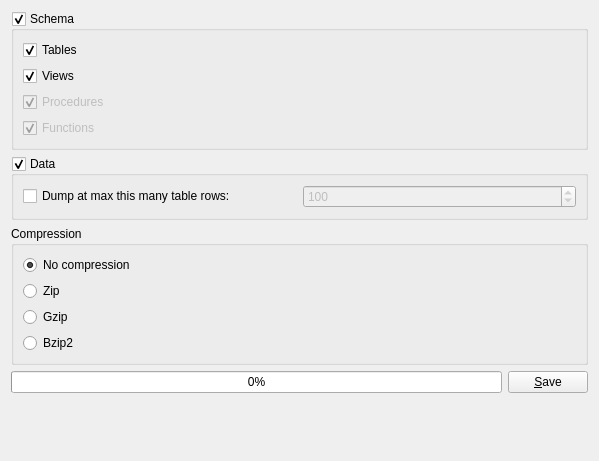
First picture: the form in sqlantaresia/DumpWidget.ui, repository mtorromeo/sqlantaresia, before the edit.
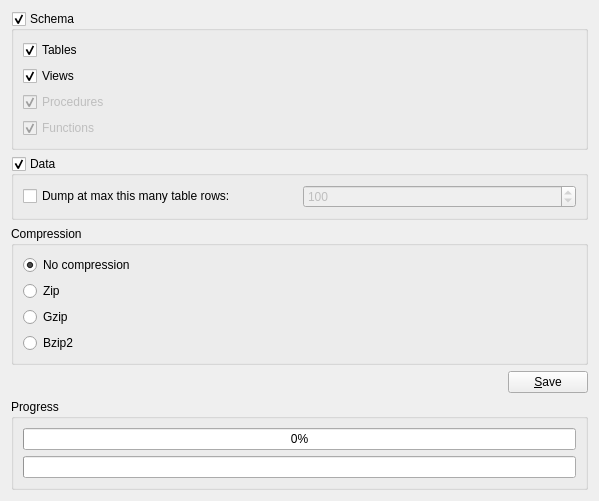
Second picture: the form after the edit. Icons and pictures are not drawn.

Commit message: Show detailed dump progress notifications

```diff
--- a/sqlantaresia/DumpWidget.ui
+++ b/sqlantaresia/DumpWidget.ui
@@ -153,11 +153,17 @@
    <item>
     <layout class="QHBoxLayout" name="layoutSave">
      <item>
-      <widget class="QProgressBar" name="progressBar">
-       <property name="value">
-        <number>0</number>
+      <spacer name="horizontalSpacer">
+       <property name="orientation">
+        <enum>Qt::Horizontal</enum>
        </property>
-      </widget>
+       <property name="sizeHint" stdset="0">
+        <size>
+         <width>40</width>
+         <height>20</height>
+        </size>
+       </property>
+      </spacer>
      </item>
      <item>
       <widget class="QPushButton" name="btnSave">
@@ -172,6 +178,25 @@
      </item>
     </layout>
    </item>
+   <item>
+    <widget class="QGroupBox" name="groupProgress">
+     <property name="title">
+      <string>Progress</string>
+     </property>
+     <layout class="QVBoxLayout" name="verticalLayout_4">
+      <item>
+       <widget class="QProgressBar" name="mainProgressBar">
+        <property name="value">
+         <number>0</number>
+        </property>
+       </widget>
+      </item>
+      <item>
+       <widget class="QProgressBar" name="subProgressBar"/>
+      </item>
+     </layout>
+    </widget>
+   </item>
    <item>
     <spacer name="verticalSpacer">
      <property name="orientation">
```
Left out of the diff: 1 changed line with no effect on the pictures. The commit also changes 1 other file.
